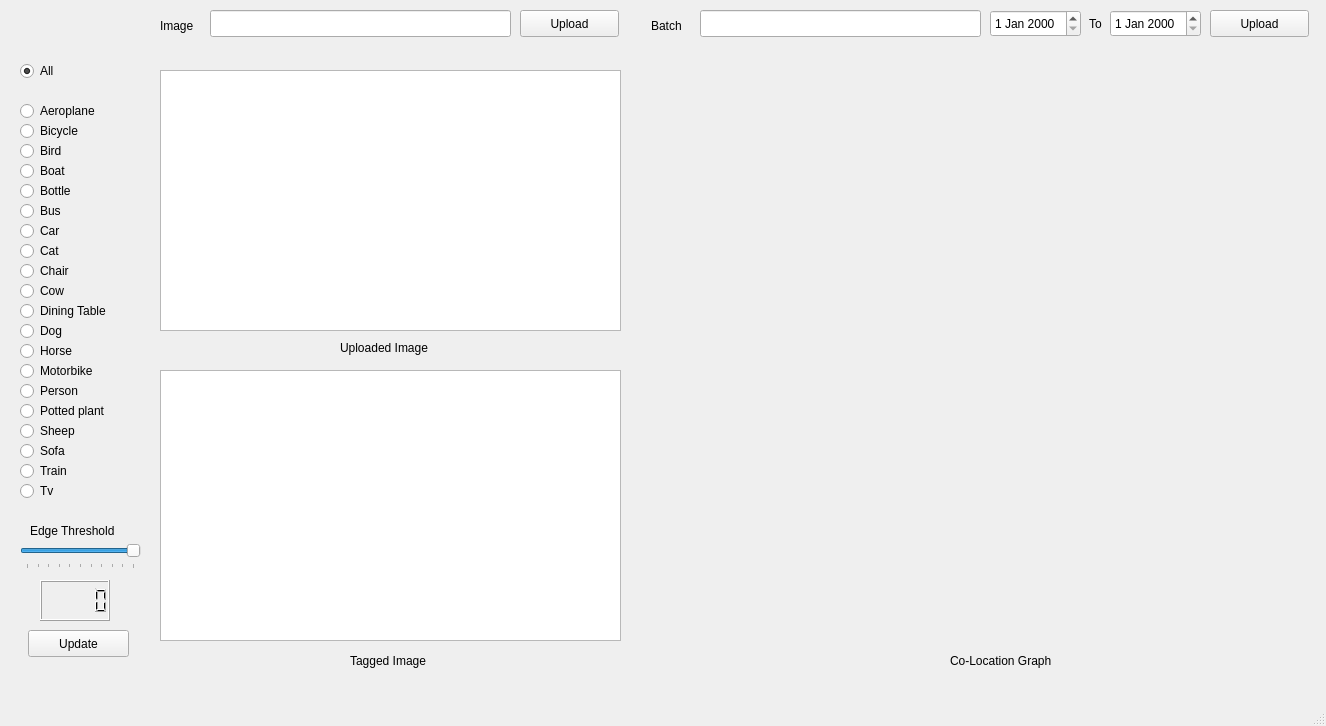
The window that GUI.ui (yashchandak/Co-Location-Graph) describes before a commit, drawn with Qt 5.
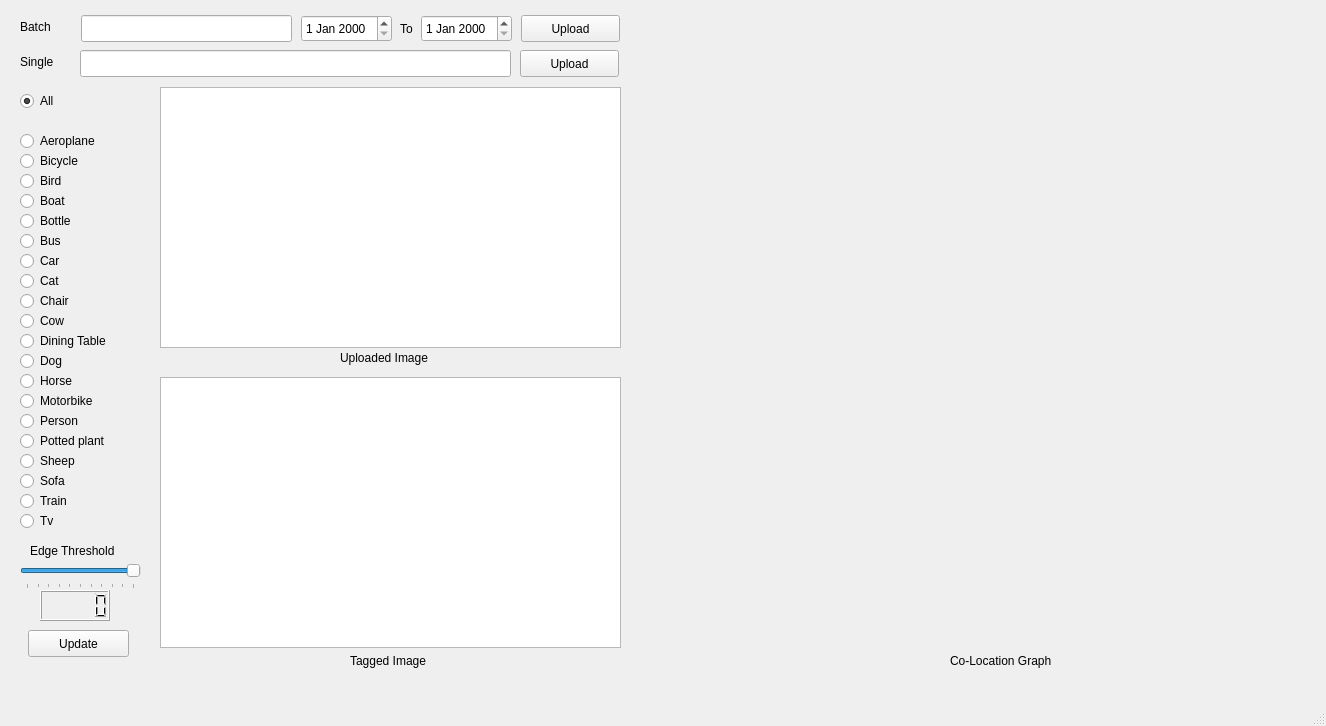
The same window after the commit.

What changed in the file:
```diff
--- a/GUI.ui
+++ b/GUI.ui
@@ -21,7 +21,7 @@
     <property name="geometry">
      <rect>
       <x>20</x>
-      <y>440</y>
+      <y>470</y>
       <width>117</width>
       <height>22</height>
      </rect>
@@ -37,7 +37,7 @@
     <property name="geometry">
      <rect>
       <x>20</x>
-      <y>120</y>
+      <y>150</y>
       <width>117</width>
       <height>22</height>
      </rect>
@@ -53,7 +53,7 @@
     <property name="geometry">
      <rect>
       <x>20</x>
-      <y>200</y>
+      <y>230</y>
       <width>117</width>
       <height>22</height>
      </rect>
@@ -69,7 +69,7 @@
     <property name="geometry">
      <rect>
       <x>20</x>
-      <y>260</y>
+      <y>290</y>
       <width>117</width>
       <height>22</height>
      </rect>
@@ -85,7 +85,7 @@
     <property name="geometry">
      <rect>
       <x>20</x>
-      <y>320</y>
+      <y>350</y>
       <width>117</width>
       <height>22</height>
      </rect>
@@ -101,7 +101,7 @@
     <property name="geometry">
      <rect>
       <x>20</x>
-      <y>140</y>
+      <y>170</y>
       <width>117</width>
       <height>22</height>
      </rect>
@@ -117,7 +117,7 @@
     <property name="geometry">
      <rect>
       <x>20</x>
-      <y>400</y>
+      <y>430</y>
       <width>117</width>
       <height>22</height>
      </rect>
@@ -133,7 +133,7 @@
     <property name="geometry">
      <rect>
       <x>160</x>
-      <y>370</y>
+      <y>377</y>
       <width>461</width>
       <height>271</height>
      </rect>
@@ -143,7 +143,7 @@
     <property name="geometry">
      <rect>
       <x>340</x>
-      <y>340</y>
+      <y>350</y>
       <width>121</width>
       <height>16</height>
      </rect>
@@ -156,7 +156,7 @@
     <property name="geometry">
      <rect>
       <x>20</x>
-      <y>420</y>
+      <y>450</y>
       <width>117</width>
       <height>22</height>
      </rect>
@@ -171,21 +171,21 @@
    <widget class="QLabel" name="label_4">
     <property name="geometry">
      <rect>
-      <x>160</x>
-      <y>10</y>
+      <x>20</x>
+      <y>46</y>
       <width>51</width>
       <height>31</height>
      </rect>
     </property>
     <property name="text">
-     <string>Image</string>
+     <string>Single</string>
     </property>
    </widget>
    <widget class="QRadioButton" name="radioButton_2">
     <property name="geometry">
      <rect>
       <x>20</x>
-      <y>100</y>
+      <y>130</y>
       <width>117</width>
       <height>22</height>
      </rect>
@@ -201,7 +201,7 @@
     <property name="geometry">
      <rect>
       <x>160</x>
-      <y>70</y>
+      <y>87</y>
       <width>461</width>
       <height>261</height>
      </rect>
@@ -210,9 +210,9 @@
    <widget class="QLineEdit" name="lineEdit">
     <property name="geometry">
      <rect>
-      <x>210</x>
-      <y>10</y>
-      <width>301</width>
+      <x>80</x>
+      <y>50</y>
+      <width>431</width>
       <height>27</height>
      </rect>
     </property>
@@ -234,7 +234,7 @@
     <property name="geometry">
      <rect>
       <x>20</x>
-      <y>280</y>
+      <y>310</y>
       <width>117</width>
       <height>22</height>
      </rect>
@@ -250,7 +250,7 @@
     <property name="geometry">
      <rect>
       <x>20</x>
-      <y>380</y>
+      <y>410</y>
       <width>117</width>
       <height>22</height>
      </rect>
@@ -266,7 +266,7 @@
     <property name="geometry">
      <rect>
       <x>20</x>
-      <y>220</y>
+      <y>250</y>
       <width>117</width>
       <height>22</height>
      </rect>
@@ -282,7 +282,7 @@
     <property name="geometry">
      <rect>
       <x>20</x>
-      <y>160</y>
+      <y>190</y>
       <width>117</width>
       <height>22</height>
      </rect>
@@ -298,7 +298,7 @@
     <property name="geometry">
      <rect>
       <x>20</x>
-      <y>480</y>
+      <y>510</y>
       <width>117</width>
       <height>22</height>
      </rect>
@@ -314,7 +314,7 @@
     <property name="geometry">
      <rect>
       <x>20</x>
-      <y>240</y>
+      <y>270</y>
       <width>117</width>
       <height>22</height>
      </rect>
@@ -330,7 +330,7 @@
     <property name="geometry">
      <rect>
       <x>20</x>
-      <y>360</y>
+      <y>390</y>
       <width>117</width>
       <height>22</height>
      </rect>
@@ -346,7 +346,7 @@
     <property name="geometry">
      <rect>
       <x>20</x>
-      <y>300</y>
+      <y>330</y>
       <width>117</width>
       <height>22</height>
      </rect>
@@ -362,7 +362,7 @@
     <property name="geometry">
      <rect>
       <x>20</x>
-      <y>460</y>
+      <y>490</y>
       <width>117</width>
       <height>22</height>
      </rect>
@@ -378,7 +378,7 @@
     <property name="geometry">
      <rect>
       <x>20</x>
-      <y>340</y>
+      <y>370</y>
       <width>117</width>
       <height>22</height>
      </rect>
@@ -394,7 +394,7 @@
     <property name="geometry">
      <rect>
       <x>20</x>
-      <y>180</y>
+      <y>210</y>
       <width>117</width>
       <height>22</height>
      </rect>
@@ -410,7 +410,7 @@
     <property name="geometry">
      <rect>
       <x>20</x>
-      <y>60</y>
+      <y>90</y>
       <width>117</width>
       <height>22</height>
      </rect>
@@ -439,7 +439,7 @@
     <property name="geometry">
      <rect>
       <x>520</x>
-      <y>10</y>
+      <y>50</y>
       <width>99</width>
       <height>27</height>
      </rect>
@@ -452,9 +452,9 @@
     <property name="geometry">
      <rect>
       <x>650</x>
-      <y>70</y>
+      <y>10</y>
       <width>651</width>
-      <height>571</height>
+      <height>641</height>
      </rect>
     </property>
     <property name="sizePolicy">
@@ -469,7 +469,7 @@
     <property name="geometry">
      <rect>
       <x>20</x>
-      <y>540</y>
+      <y>560</y>
       <width>121</width>
       <height>29</height>
      </rect>
@@ -516,7 +516,7 @@
     <property name="geometry">
      <rect>
       <x>30</x>
-      <y>520</y>
+      <y>540</y>
       <width>121</width>
       <height>21</height>
      </rect>
@@ -529,19 +529,19 @@
     <property name="geometry">
      <rect>
       <x>40</x>
-      <y>580</y>
+      <y>590</y>
       <width>70</width>
-      <height>41</height>
+      <height>31</height>
      </rect>
     </property>
    </widget>
    <widget class="QLabel" name="label_6">
     <property name="geometry">
      <rect>
-      <x>651</x>
-      <y>17</y>
-      <width>67</width>
-      <height>17</height>
+      <x>20</x>
+      <y>19</y>
+      <width>51</width>
+      <height>16</height>
      </rect>
     </property>
     <property name="text">
@@ -551,9 +551,9 @@
    <widget class="QLineEdit" name="lineEdit_2">
     <property name="geometry">
      <rect>
-      <x>700</x>
-      <y>10</y>
-      <width>281</width>
+      <x>81</x>
+      <y>15</y>
+      <width>211</width>
       <height>27</height>
      </rect>
     </property>
@@ -561,8 +561,8 @@
    <widget class="QPushButton" name="pushButton_3">
     <property name="geometry">
      <rect>
-      <x>1210</x>
-      <y>10</y>
+      <x>521</x>
+      <y>15</y>
       <width>99</width>
       <height>27</height>
      </rect>
@@ -574,8 +574,8 @@
    <widget class="QDateEdit" name="dateEdit">
     <property name="geometry">
      <rect>
-      <x>990</x>
-      <y>10</y>
+      <x>301</x>
+      <y>15</y>
       <width>91</width>
       <height>27</height>
      </rect>
@@ -584,8 +584,8 @@
    <widget class="QDateEdit" name="dateEdit_2">
     <property name="geometry">
      <rect>
-      <x>1110</x>
-      <y>10</y>
+      <x>421</x>
+      <y>15</y>
       <width>91</width>
       <height>27</height>
      </rect>
@@ -594,8 +594,8 @@
    <widget class="QLabel" name="label_7">
     <property name="geometry">
      <rect>
-      <x>1089</x>
-      <y>15</y>
+      <x>400</x>
+      <y>20</y>
       <width>31</width>
       <height>17</height>
      </rect>
```
